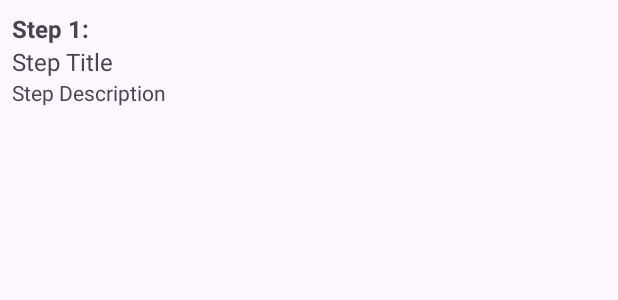
After one commit to VoxanyNet/BestRecipeApp, an Android app: the layout step_item.xml on its own in the app's theme, with its tools: preview values and no code run, on a phone screen of 412 x 824 dp. The commit adds this screen. Shown: the top 300 px of the screen. Run offline under Robolectric (Android 15) with nearby library versions, the phone set to English and light mode, and no system bars; Roboto replaces fonts that are not available here.

Commit message:
Created add directions page and class
-Created Add directions activity layout
-Created add directions class
-Created step item to hold individual steps to be added to the page

```diff
--- /dev/null
+++ b/app/src/main/res/layout/step_item.xml
@@ -0,0 +1,39 @@
+<?xml version="1.0" encoding="utf-8"?>
+<androidx.constraintlayout.widget.ConstraintLayout
+        xmlns:android="http://schemas.android.com/apk/res/android"
+        xmlns:app="http://schemas.android.com/apk/res-auto"
+        android:layout_width="match_parent"
+        android:layout_height="wrap_content"
+        android:padding="8dp">
+
+    <TextView
+            android:id="@+id/step_number"
+            android:layout_width="wrap_content"
+            android:layout_height="wrap_content"
+            android:text="Step 1:"
+            android:textSize="16sp"
+            android:textStyle="bold"
+            app:layout_constraintTop_toTopOf="parent"
+            app:layout_constraintStart_toStartOf="parent"/>
+
+    <TextView
+            android:id="@+id/step_title_text"
+            android:layout_width="0dp"
+            android:layout_height="wrap_content"
+            android:text="Step Title"
+            android:textSize="16sp"
+            app:layout_constraintTop_toBottomOf="@id/step_number"
+            app:layout_constraintStart_toStartOf="parent"
+            app:layout_constraintEnd_toEndOf="parent"/>
+
+    <TextView
+            android:id="@+id/step_description_text"
+            android:layout_width="0dp"
+            android:layout_height="wrap_content"
+            android:text="Step Description"
+            android:textSize="14sp"
+            app:layout_constraintTop_toBottomOf="@id/step_title_text"
+            app:layout_constraintStart_toStartOf="parent"
+            app:layout_constraintEnd_toEndOf="parent"/>
+
+</androidx.constraintlayout.widget.ConstraintLayout>
```
Also changed, not shown: app/src/main/java/bestteam/bestrecipeapp/AddDirections.java (+114 -2 lines), app/src/main/res/layout/activity_new_recipe_directions.xml (+8 -0 lines).
